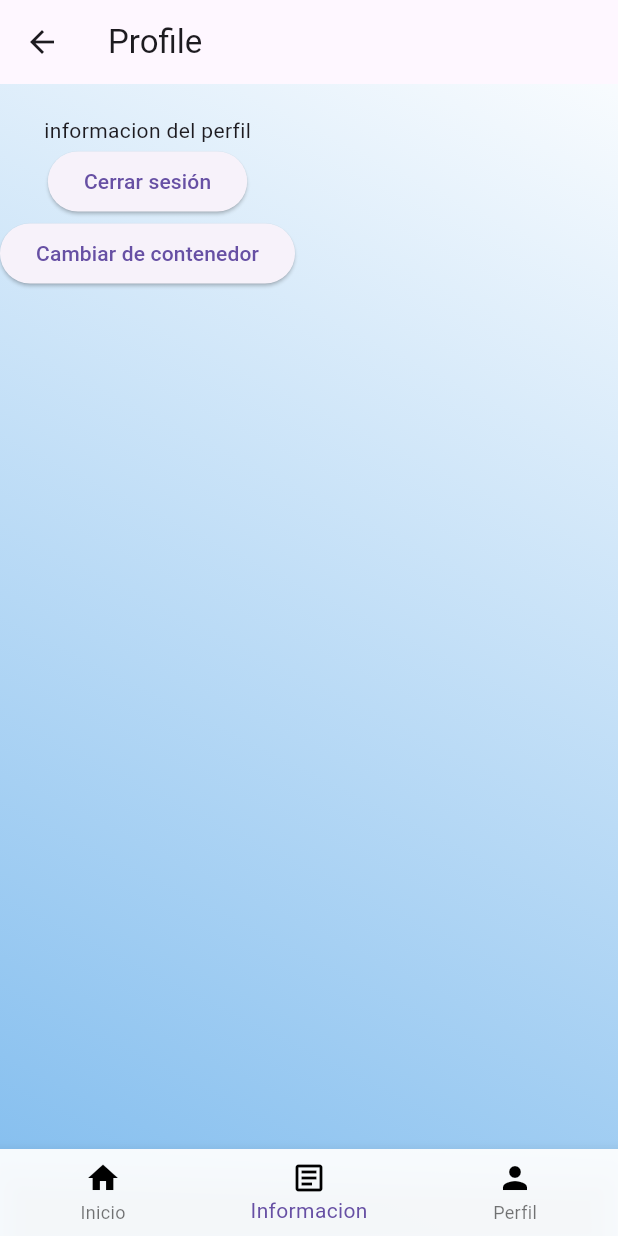
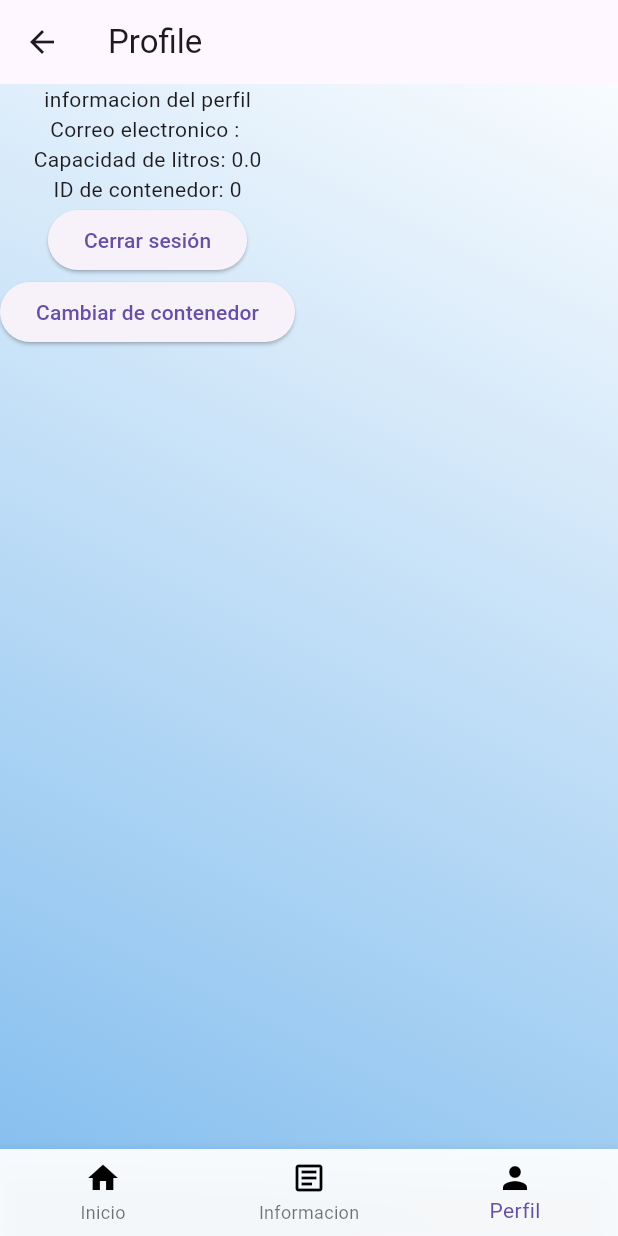
Before and after one commit to JesusGarciaShakur/App_Movil, a Flutter app: the screen it shows once a user with an empty profile is signed in, item 3 of the bottom bar chosen, on a phone screen of 412 x 824 dp. Run offline on Flutter 3.47's test engine with Material 3 defaults, Android fonts, the phone set to English and light mode, and no system bars; our stand-ins replace firebase_auth, firebase_core, firebase_database, flutter_local_notifications, fluttertoast, google_fonts and 2 more; accounts and stored records are empty.

Commit message:
First version profile

```diff
--- a/lib/Screens/profile.dart
+++ b/lib/Screens/profile.dart
@@ -8,15 +8,11 @@ import 'package:smca_application/sign_in_screen.dart';
 import 'package:smca_application/theme/app_theme.dart';
 
 class Profile extends StatefulWidget {
-  const Profile({super.key});
+  const Profile({Key? key}) : super(key: key);
 
   @override
   State<Profile> createState() => _ProfileState();
 }
-
-double altura = 0;
-double tamanio = 0;
-int ids = 0;
 
 double convertir([String valor = '0']) {
   try {
@@ -39,24 +35,42 @@ int convertirInt([String valor = '0']) {
     return 0;
   }
 }
+
 class _ProfileState extends State<Profile> {
   late String? userEmail; // Variable para almacenar el correo electrónico
-
+  late int selectedIndex = 2; // Índice inicial para el bottom navigation bar
+  late DatabaseReference typeContainer;
+  late DatabaseReference medida;
+  late String userId = "";
   @override
   void initState() {
     super.initState();
-    // Llama a la función para obtener el correo electrónico al iniciar el estado del widget
+    // Llama a la función para obtener el correo electrónico y los datos de la base de datos al iniciar el estado del widget
     getUserEmail();
+    _initializeDatabaseReferences();
+    validateContent();
   }
 
   // Función para obtener el correo electrónico del usuario actual
   void getUserEmail() async {
     final currentUser = FirebaseAuth.instance.currentUser;
     if (currentUser != null) {
-      // Si el usuario está autenticado, obtén su correo electrónico
       setState(() {
         userEmail = currentUser.email;
       });
+    }
+  }
+
+  void _initializeDatabaseReferences() {
+    final currentUser = FirebaseAuth.instance.currentUser;
+    if (currentUser != null) {
+      userId = currentUser.uid;
+      typeContainer = FirebaseDatabase.instance
+          .ref()
+          .child("usuarios/$userId/datos/ultrasonico");
+      medida = FirebaseDatabase.instance
+          .ref()
+          .child("usuarios/$userId/datos/contenedor/altura");
     }
   }
 
@@ -71,9 +85,12 @@ class _ProfileState extends State<Profile> {
         ),
         body: Column(
           children: [
+            const Text("informacion del perfil"),
             // Muestra el correo electrónico del usuario
-            Text(userEmail ?? 'Cargando correo electrónico...'),
-            const Text("informacion del perfil"),
+            Text('Correo electronico : $userEmail'),
+            // Muestra los datos de la base de datos
+            Text('Capacidad de litros: $tamanio'),
+            Text('ID de contenedor: $ids'),
             ElevatedButton(
               onPressed: () async {
                 await FirebaseAuth.instance.signOut();
@@ -130,6 +147,7 @@ class _ProfileState extends State<Profile> {
       ),
     );
   }
+
   void openScreen(BuildContext context, int index) {
     late MaterialPageRoute ruta;
     switch (index) {
```
